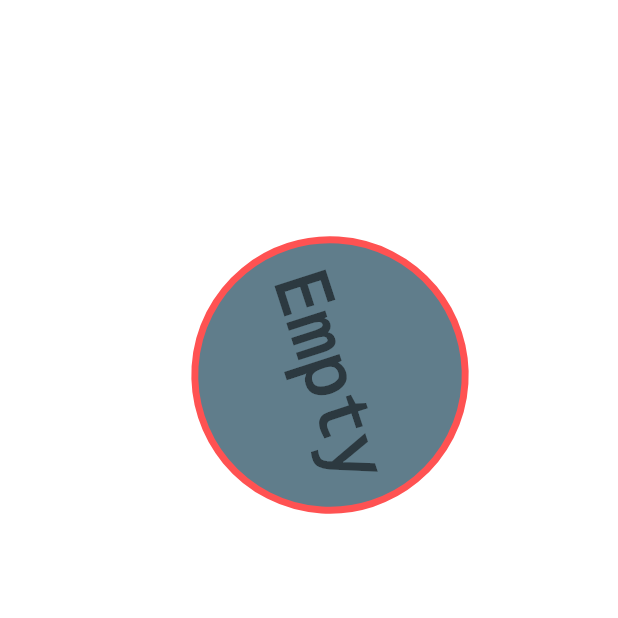
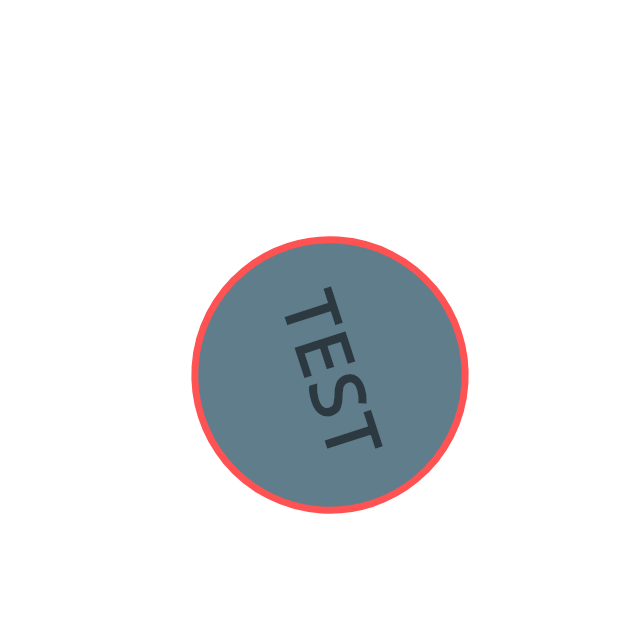
Before and after one commit to ocalvet/flutter_animations_tutorial, a Flutter app: the screen it shows after launch, on a phone screen of 412 x 824 dp, the top half of it. Run offline on Flutter 3.47's test engine with Material 2 defaults, Android fonts, the phone set to English and light mode, and no system bars.

Commit message:
Use the text in the widget

```diff
--- a/lib/animation_app.dart
+++ b/lib/animation_app.dart
@@ -4,6 +4,7 @@ import 'package:flutter_animations_tutorial/rotating_text/rotating_square.dart';
 class AnimationApp extends StatelessWidget {
   @override
   Widget build(BuildContext context) {
+    String sampleText = 'TEST';
     return MaterialApp(
       debugShowCheckedModeBanner: false,
       home: Stack(
@@ -11,7 +12,9 @@ class AnimationApp extends StatelessWidget {
           Positioned(
             left: 120,
             top: 150,
-            child: RotatingSquare(),
+            child: RotatingSquare(
+              displayText: sampleText,
+            ),
           )
         ],
       ),
```
